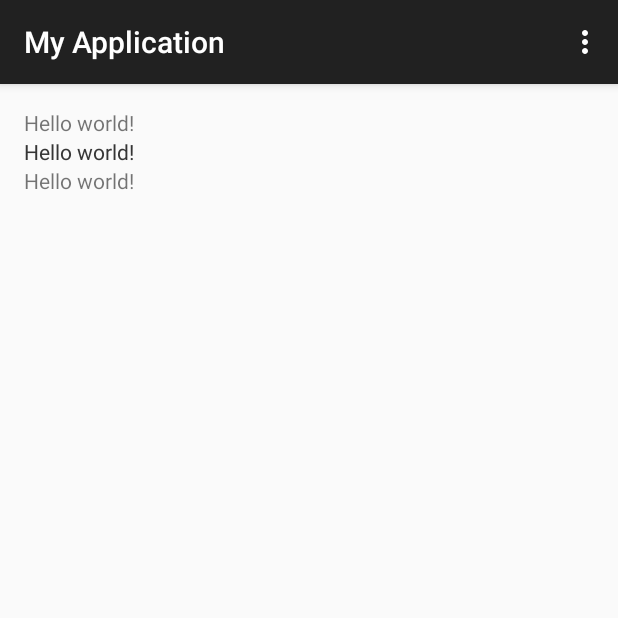
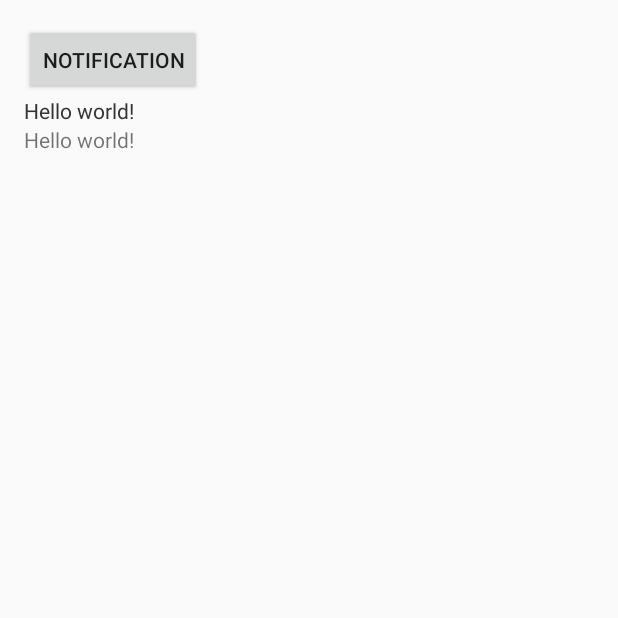
Before and after one commit to HumzaAli/master-application, an Android app: the screen it shows after launch (MainActivity), on a phone screen of 412 x 824 dp, the top half of it. Run offline under Robolectric (Android 15) with nearby library versions, the phone set to English and light mode, and no system bars.

Commit message:
Notification

```diff
--- a/app/src/main/java/com/example/sandroid/myapplication/MainActivity.java
+++ b/app/src/main/java/com/example/sandroid/myapplication/MainActivity.java
@@ -1,39 +1,54 @@
 package com.example.sandroid.myapplication;
 
-import android.support.v7.app.ActionBarActivity;
+import android.app.Activity;
+import android.app.NotificationManager;
+import android.app.PendingIntent;
+import android.content.Context;
+import android.content.Intent;
 import android.os.Bundle;
-import android.view.Menu;
-import android.view.MenuItem;
+import android.support.v4.app.NotificationCompat;
+import android.view.View;
+import android.widget.Button;
 
 
-public class MainActivity extends ActionBarActivity {
-
+public class MainActivity extends Activity implements View.OnClickListener {
+    Button btnNotification;
+    Intent intent;
+    PendingIntent pendingIntent;
+    NotificationManager notificationManager;
+    NotificationCompat.Builder notification;
+    Context context;
     @Override
     protected void onCreate(Bundle savedInstanceState) {
+
         super.onCreate(savedInstanceState);
         setContentView(R.layout.activity_main);
+        init();
+
     }
+    private void init(){
+        context=MainActivity.this;
+        btnNotification= (Button) findViewById(R.id.tv_1);
+        intent=new Intent(context,MainActivity.class);
+        pendingIntent=PendingIntent.getActivity(context,0,intent,0);
+        btnNotification.setOnClickListener(this);
+        notificationManager= (NotificationManager) getSystemService(Context.NOTIFICATION_SERVICE);
+        notification=new NotificationCompat.Builder(this).setSmallIcon(android.R.drawable.stat_notify_more)
+        .setContentTitle("Title").setContentText("description").setContentIntent(pendingIntent);
 
-
-    @Override
-    public boolean onCreateOptionsMenu(Menu menu) {
-        // Inflate the menu; this adds items to the action bar if it is present.
-        getMenuInflater().inflate(R.menu.menu_main, menu);
-        return true;
     }
 
     @Override
-    public boolean onOptionsItemSelected(MenuItem item) {
-        // Handle action bar item clicks here. The action bar will
-        // automatically handle clicks on the Home/Up button, so long
-        // as you specify a parent activity in AndroidManifest.xml.
-        int id = item.getItemId();
 
-        //noinspection SimplifiableIfStatement
-        if (id == R.id.action_settings) {
-            return true;
+    public void onClick(View view) {
+        switch (view.getId()){
+            case R.id.tv_1:
+                sendNotification();
+                break;
         }
 
-        return super.onOptionsItemSelected(item);
+    }
+    private void sendNotification(){
+        notificationManager.notify(0,notification.build());
     }
 }
--- a/app/src/main/res/layout/activity_main.xml
+++ b/app/src/main/res/layout/activity_main.xml
@@ -8,8 +8,8 @@
     android:paddingBottom="@dimen/activity_vertical_margin"
     tools:context=".MainActivity">
 
-    <TextView
-        android:text="@string/hello_world"
+    <Button
+        android:text="@string/btnNotification"
         android:layout_width="wrap_content"
         android:layout_height="wrap_content"
         android:id="@+id/tv_1" />
--- a/app/src/main/res/values/strings.xml
+++ b/app/src/main/res/values/strings.xml
@@ -2,5 +2,6 @@
     <string name="app_name">My Application</string>
 
     <string name="hello_world">Hello world!</string>
+    <string name="btnNotification">Notification</string>
     <string name="action_settings">Settings</string>
 </resources>
```
Also changed, not shown: 2 other files.
